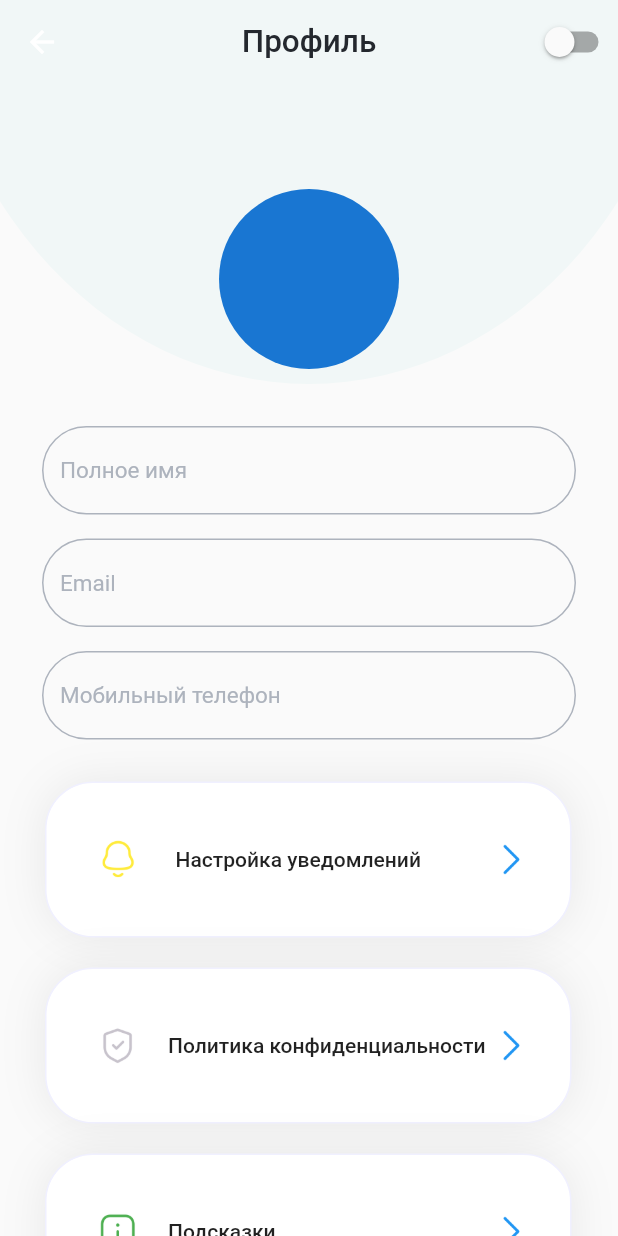
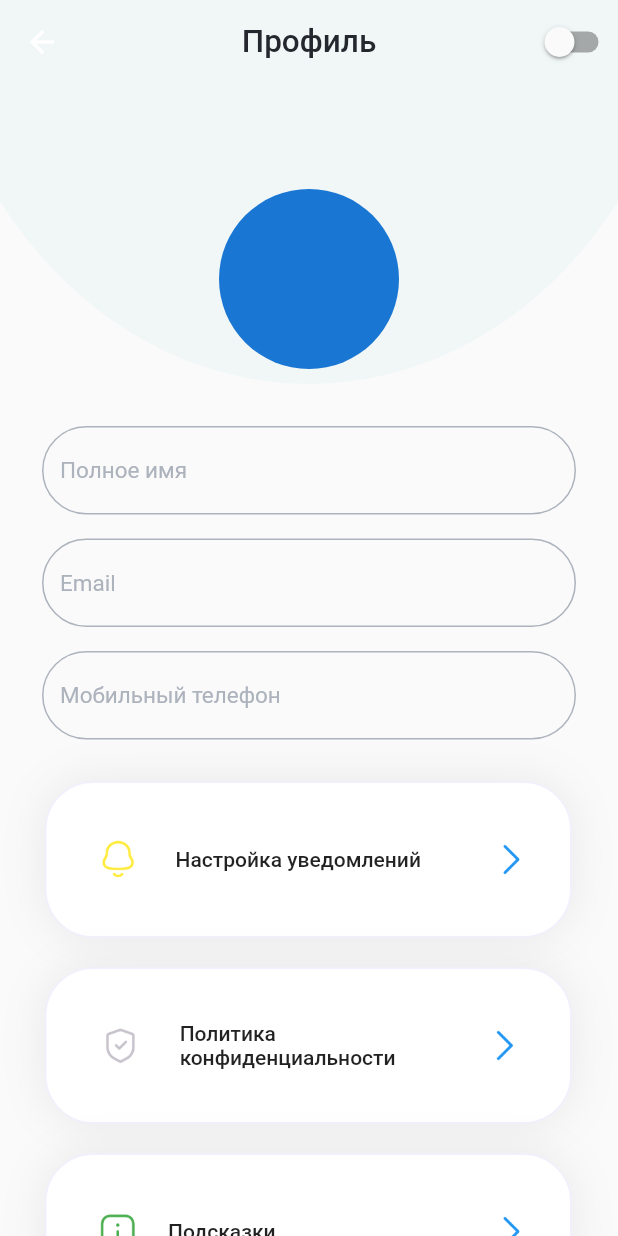
Before and after one commit to smarthousetest/blogonomy, a Flutter app: the Profile screen opened directly, on a phone screen of 412 x 824 dp. Run offline on Flutter 3.47's test engine with Material 2 defaults, Android fonts, the phone set to English and light mode, and no system bars; our stand-ins replace circular_profile_avatar, custom_sliding_segmented_control, dartz, equatable, fl_chart, floating_bottom_navigation_bar and 9 more; missing offline and left inert: flutter_appauth, multiselect_formfield, tutorial_coach_mark; accounts and stored records are empty; network calls fail; Roboto replaces fonts that are missing (Roboto-Medium.ttf, Roboto-Regular.ttf).

Commit message:
no message

```diff
--- a/lib/widget/profile.dart
+++ b/lib/widget/profile.dart
@@ -283,12 +283,12 @@ class ProfileState extends State<Profile> {
                         // ),
                       ),
                       child: Padding(
-                        padding: const EdgeInsets.only(left: 24, right: 24),
+                        padding: const EdgeInsets.only(left: 10, right: 24),
                         child: Row(
                           mainAxisAlignment: MainAxisAlignment.spaceAround,
                           children: [
-                            Padding(
-                              padding: EdgeInsets.only(left: 10),
+                            Expanded(
+                              flex: 1,
                               child: Image.asset(
                                 'assets/images/shield.png',
                                 width: 27,
@@ -296,26 +296,29 @@ class ProfileState extends State<Profile> {
                                 color: Color(0x40200E32),
                               ),
                             ),
-                            Padding(
-                              padding: EdgeInsets.only(left: 20),
+                            Expanded(
+                              flex: 2,
                               child: Text(
                                 "Политика конфиденциальности",
                                 textScaleFactor: MediaQuery.of(context)
                                     .textScaleFactor
-                                    .clamp(0.5, 1.5),
+                                    .clamp(0.1, 1.5),
                                 style: TextStyle(
                                   fontWeight: FontWeight.w500,
                                 ),
                               ),
                             ),
-                            Spacer(
+                            Expanded(
                               flex: 1,
-                            ),
-                            Image.asset(
-                              'assets/images/arrow.png',
-                              height: 30,
-                              width: 30,
-                              color: Colors.blue,
+                              child: Padding(
+                                padding: const EdgeInsets.only(left: 40),
+                                child: Image.asset(
+                                  'assets/images/arrow.png',
+                                  height: 30,
+                                  width: 30,
+                                  color: Colors.blue,
+                                ),
+                              ),
                             ),
                           ],
                         ),
```
Also changed, not shown: 1 other file.
